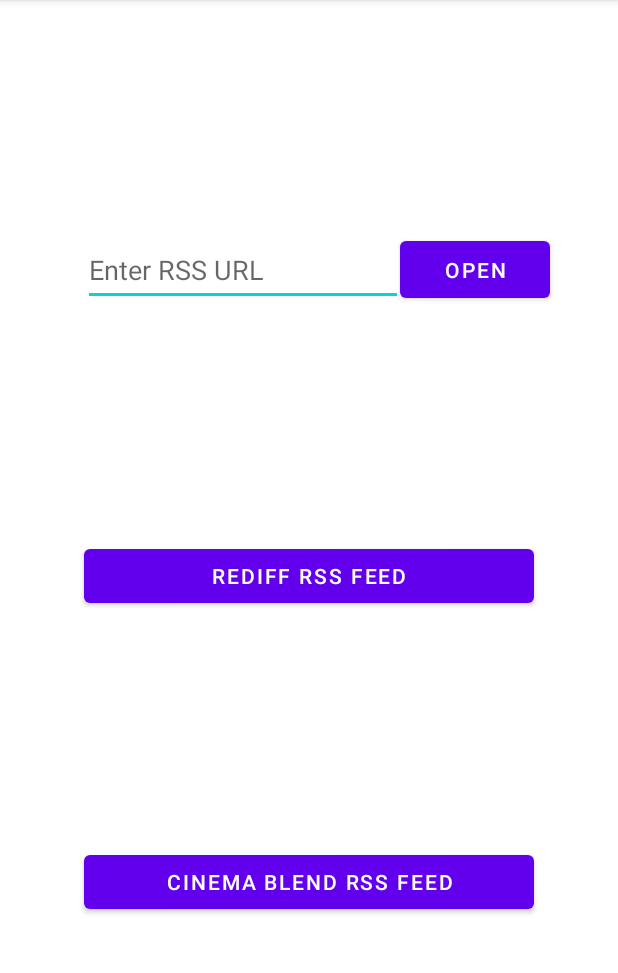
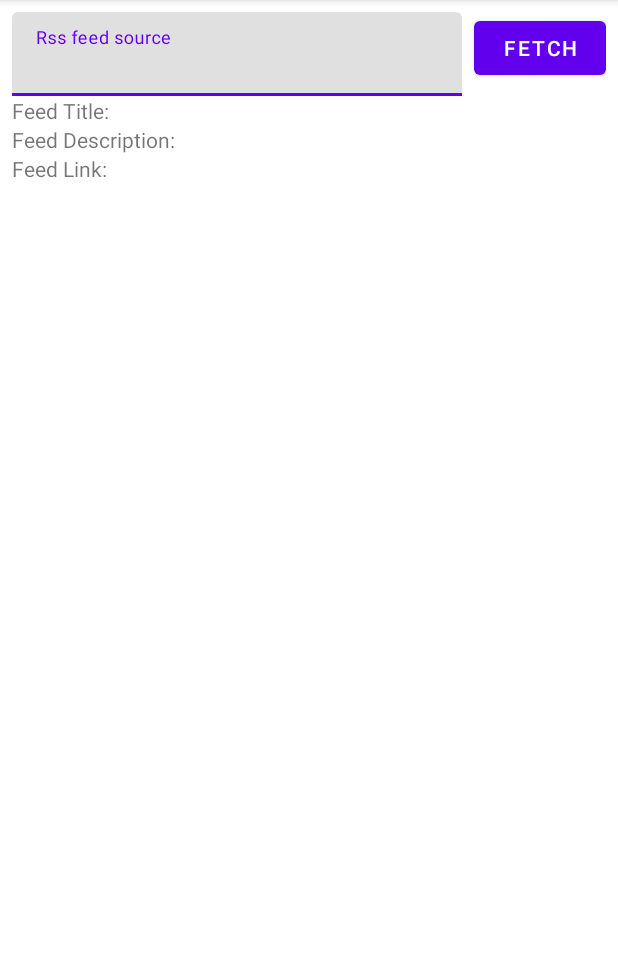
Before and after one commit to FinityM/Ubiquitous-ComputingAssignment, an Android app: the screen it shows after launch (MainActivity), on a phone screen of 412 x 824 dp, the part 84-1057 px from its top. Run offline under Robolectric (Android 15) with nearby library versions, the phone set to English and light mode, and no system bars.

Commit message:
Update activity_main.xml
Made changes to the main layout file, may not be used

```diff
--- a/RSSWebFeed/app/src/main/res/layout/activity_main.xml
+++ b/RSSWebFeed/app/src/main/res/layout/activity_main.xml
@@ -1,65 +1,59 @@
 <?xml version="1.0" encoding="utf-8"?>
-<androidx.constraintlayout.widget.ConstraintLayout xmlns:android="http://schemas.android.com/apk/res/android"
-    xmlns:app="http://schemas.android.com/apk/res-auto"
+<RelativeLayout xmlns:android="http://schemas.android.com/apk/res/android"
     xmlns:tools="http://schemas.android.com/tools"
+    android:id="@+id/activity_main"
     android:layout_width="match_parent"
     android:layout_height="match_parent"
-    tools:context=".MainActivity">
-
+    android:paddingBottom="@dimen/activity_vertical_margin"
+    android:paddingLeft="@dimen/activity_horizontal_margin"
+    android:paddingRight="@dimen/activity_horizontal_margin"
+    android:paddingTop="@dimen/activity_vertical_margin"
+    tools:context="com.sample.rssreader.MainActivity">
     <Button
-        android:id="@+id/btnRediff"
-        android:layout_width="300dp"
-        android:layout_height="wrap_content"
-        android:layout_alignParentBottom="true"
-        android:layout_centerHorizontal="true"
-        android:text="REDIFF RSS FEED"
-        app:layout_constraintBottom_toTopOf="@+id/btnCinemaBlend"
-        app:layout_constraintEnd_toEndOf="parent"
-        app:layout_constraintHorizontal_bias="0.5"
-        app:layout_constraintStart_toStartOf="parent"
-        app:layout_constraintTop_toBottomOf="@+id/etRssLink"
-        app:layout_constraintVertical_bias="0.5" />
-
-    <Button
-        android:id="@+id/btnCinemaBlend"
-        android:layout_width="300dp"
-        android:layout_height="wrap_content"
-        android:layout_alignStart="@+id/btnRediff"
-        android:layout_alignLeft="@+id/btnRediff"
-        android:layout_alignParentBottom="true"
-        android:text="CINEMA BLEND RSS FEED"
-        app:layout_constraintBottom_toBottomOf="parent"
-        app:layout_constraintEnd_toEndOf="parent"
-        app:layout_constraintHorizontal_bias="0.5"
-        app:layout_constraintStart_toStartOf="parent"
-        app:layout_constraintTop_toBottomOf="@+id/btnRediff"
-        app:layout_constraintVertical_bias="0.5" />
-
-    <EditText
-        android:id="@+id/etRssLink"
+        android:id="@+id/fetchFeedButton"
         android:layout_width="wrap_content"
         android:layout_height="wrap_content"
-        android:ems="10"
-        android:hint="Enter RSS URL"
-        android:inputType="textPersonName"
-        android:minHeight="48dp"
-        app:layout_constraintBottom_toTopOf="@+id/btnRediff"
-        app:layout_constraintEnd_toEndOf="parent"
-        app:layout_constraintHorizontal_bias="0.278"
-        app:layout_constraintStart_toStartOf="parent"
-        app:layout_constraintTop_toTopOf="parent"
-        app:layout_constraintVertical_bias="0.5" />
-
-    <Button
-        android:id="@+id/btnOpenRssLink"
-        android:layout_width="100dp"
-        android:layout_height="50dp"
-        android:text="Open"
-        app:layout_constraintBottom_toBottomOf="parent"
-        app:layout_constraintEnd_toEndOf="parent"
-        app:layout_constraintHorizontal_bias="0.855"
-        app:layout_constraintStart_toStartOf="parent"
-        app:layout_constraintTop_toTopOf="parent"
-        app:layout_constraintVertical_bias="0.215" />
-
-</androidx.constraintlayout.widget.ConstraintLayout>
+        android:layout_alignParentEnd="true"
+        android:text="Fetch" />
+    <android.support.design.widget.TextInputLayout
+        android:id="@+id/textInputLayout"
+        android:layout_width="match_parent"
+        android:layout_height="wrap_content"
+        android:layout_marginEnd="@dimen/activity_horizontal_margin"
+        android:layout_toStartOf="@id/fetchFeedButton"
+        android:hint="Rss feed source">
+        <EditText
+            android:id="@+id/rssFeedEditText"
+            android:layout_width="match_parent"
+            android:layout_height="wrap_content" />
+    </android.support.design.widget.TextInputLayout>
+    <TextView
+        android:id="@+id/feedTitle"
+        android:layout_width="match_parent"
+        android:layout_height="wrap_content"
+        android:layout_below="@id/textInputLayout"
+        android:text="Feed Title: " />
+    <TextView
+        android:id="@+id/feedDescription"
+        android:layout_width="match_parent"
+        android:layout_height="wrap_content"
+        android:layout_below="@id/feedTitle"
+        android:text="Feed Description: " />
+    <TextView
+        android:id="@+id/feedLink"
+        android:layout_width="match_parent"
+        android:layout_height="wrap_content"
+        android:layout_below="@id/feedDescription"
+        android:text="Feed Link: " />
+    <android.support.v4.widget.SwipeRefreshLayout
+        android:id="@+id/swipeRefreshLayout"
+        android:layout_width="match_parent"
+        android:layout_height="match_parent"
+        android:layout_below="@id/feedLink"
+        android:layout_marginTop="@dimen/activity_vertical_margin">
+        <android.support.v7.widget.RecyclerView
+            android:id="@+id/recyclerView"
+            android:layout_width="match_parent"
+            android:layout_height="match_parent" />
+    </android.support.v4.widget.SwipeRefreshLayout>
+</RelativeLayout>
```
